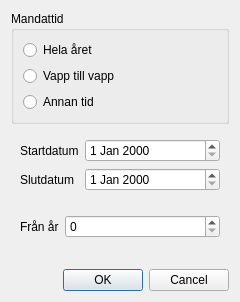
Teknologforeningen/svaksvat, file ui/membershipedit.ui: the form before one commit.
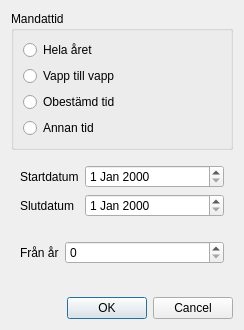
The form after the commit.

Commit message: Implement onwards mandate in membershipedit.

```diff
--- a/ui/membershipedit.ui
+++ b/ui/membershipedit.ui
@@ -6,8 +6,8 @@
    <rect>
     <x>0</x>
     <y>0</y>
-    <width>240</width>
-    <height>302</height>
+    <width>244</width>
+    <height>330</height>
    </rect>
   </property>
   <property name="windowTitle">
@@ -36,6 +36,13 @@
           </property>
          </widget>
         </item>
+        <item>
+         <widget class="QRadioButton" name="onwards_radioButton">
+          <property name="text">
+           <string>Obestämd tid</string>
+          </property>
+         </widget>
+        </item>
         <item>
          <widget class="QRadioButton" name="otherMandate_radioButton">
           <property name="text">
```
Left out of the diff: 101 changed lines with no effect on the pictures. The commit also changes 3 other files.
